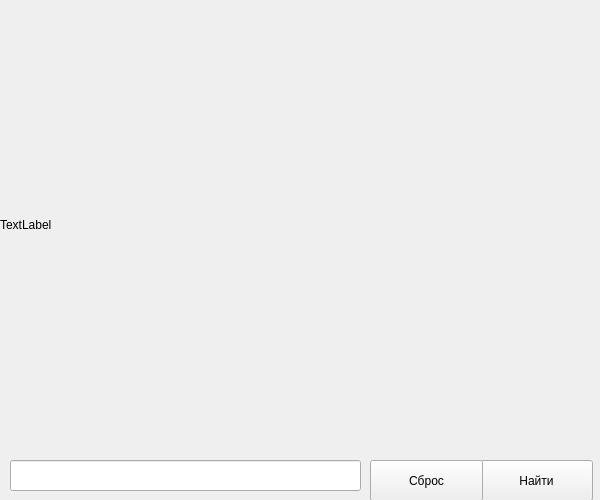
First picture: the form in main.ui, repository NAD777/Yandex-maps-api-Qt-application, before the edit.
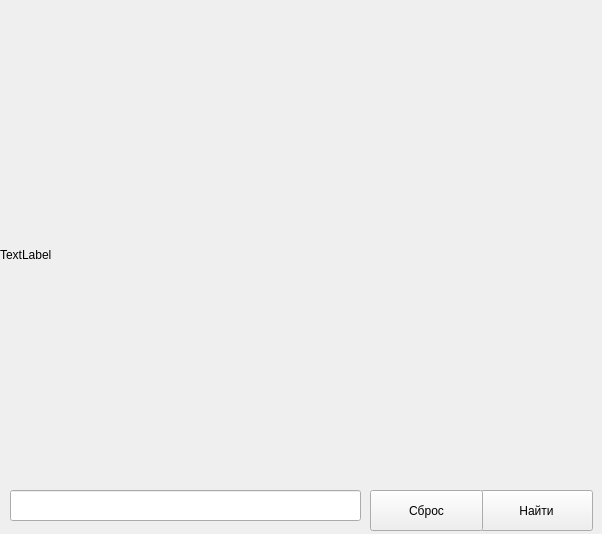
Second picture: the form after the edit.

Commit message: Add solution for 8-th

The edit to the form file:
```diff
--- a/main.ui
+++ b/main.ui
@@ -6,8 +6,8 @@
    <rect>
     <x>0</x>
     <y>0</y>
-    <width>600</width>
-    <height>500</height>
+    <width>602</width>
+    <height>534</height>
    </rect>
   </property>
   <property name="windowTitle">
@@ -18,7 +18,7 @@
     <property name="geometry">
      <rect>
       <x>0</x>
-      <y>0</y>
+      <y>30</y>
       <width>600</width>
       <height>450</height>
      </rect>
@@ -31,7 +31,7 @@
     <property name="geometry">
      <rect>
       <x>480</x>
-      <y>460</y>
+      <y>490</y>
       <width>113</width>
       <height>41</height>
      </rect>
@@ -44,7 +44,7 @@
     <property name="geometry">
      <rect>
       <x>10</x>
-      <y>460</y>
+      <y>490</y>
       <width>351</width>
       <height>31</height>
      </rect>
@@ -62,7 +62,7 @@
     <property name="geometry">
      <rect>
       <x>370</x>
-      <y>460</y>
+      <y>490</y>
       <width>113</width>
       <height>41</height>
      </rect>
```
Left out of the diff: 13 changed lines with no effect on the pictures. The commit also changes 1 other file.
